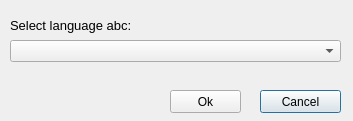
mazbrili/qabcs, file FormSelectLanguage.ui: the form before one commit.
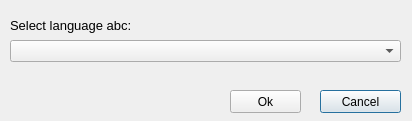
The form after the commit.

Commit message: force form help to center

Patch:
```diff
--- a/FormSelectLanguage.ui
+++ b/FormSelectLanguage.ui
@@ -6,7 +6,7 @@
    <rect>
     <x>0</x>
     <y>0</y>
-    <width>353</width>
+    <width>412</width>
     <height>121</height>
    </rect>
   </property>
@@ -36,7 +36,7 @@
     <rect>
      <x>10</x>
      <y>40</y>
-     <width>331</width>
+     <width>391</width>
      <height>22</height>
     </rect>
    </property>
@@ -44,7 +44,7 @@
   <widget class="QPushButton" name="pushButton">
    <property name="geometry">
     <rect>
-     <x>260</x>
+     <x>320</x>
      <y>90</y>
      <width>81</width>
      <height>23</height>
@@ -57,7 +57,7 @@
   <widget class="QPushButton" name="pushButton_2">
    <property name="geometry">
     <rect>
-     <x>170</x>
+     <x>230</x>
      <y>90</y>
      <width>71</width>
      <height>23</height>
```
The commit also changes 1 other file.
